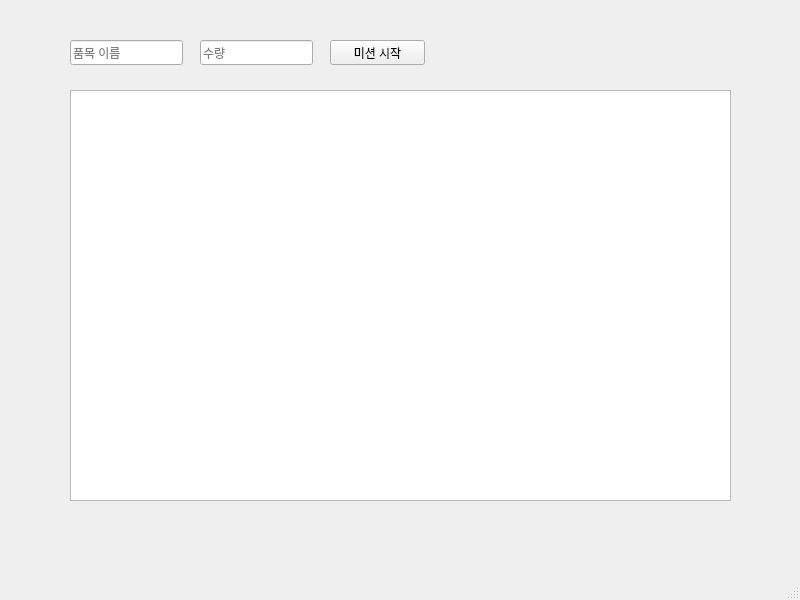
First picture: the form in smart_logistics/ui/main_window.ui, repository iru-han/smart_logistics, before the edit.
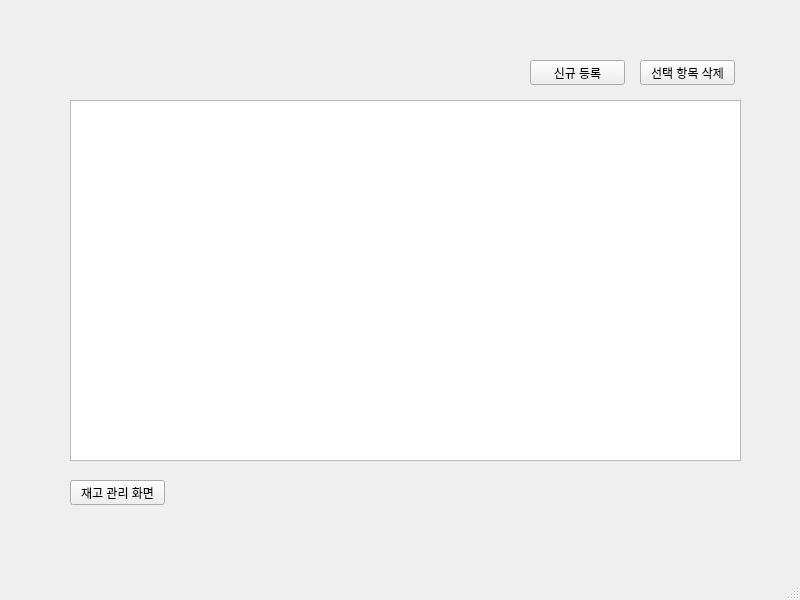
Second picture: the form after the edit. The open tabs and pages were chosen to show the change.

Commit message: feat: 재고 관리 CRUD 기능 구현

```diff
--- a/smart_logistics/ui/main_window.ui
+++ b/smart_logistics/ui/main_window.ui
@@ -14,37 +14,24 @@
    <string>MainWindow</string>
   </property>
   <widget class="QWidget" name="centralwidget">
-   <widget class="QLineEdit" name="edit_name">
+   <widget class="QStackedWidget" name="stackedWidget">
     <property name="geometry">
      <rect>
-      <x>70</x>
-      <y>40</y>
-      <width>113</width>
-      <height>25</height>
+      <x>30</x>
+      <y>20</y>
+      <width>741</width>
+      <height>541</height>
      </rect>
     </property>
-    <property name="placeholderText">
-     <string>품목 이름</string>
+    <property name="currentIndex">
+     <number>0</number>
     </property>
-   </widget>
-   <widget class="QLineEdit" name="edit_qty">
-    <property name="geometry">
-     <rect>
-      <x>200</x>
-      <y>40</y>
-      <width>113</width>
-      <height>25</height>
-     </rect>
-    </property>
-    <property name="placeholderText">
-     <string>수량</string>
-    </property>
-   </widget>
+    <widget class="QWidget" name="page_1">
    <widget class="QPushButton" name="btn_mission">
     <property name="geometry">
      <rect>
-      <x>330</x>
-      <y>40</y>
+        <x>160</x>
+        <y>20</y>
       <width>95</width>
       <height>25</height>
      </rect>
@@ -53,15 +40,94 @@
      <string>미션 시작</string>
     </property>
    </widget>
+     <widget class="QLineEdit" name="edit_name">
+      <property name="geometry">
+       <rect>
+        <x>30</x>
+        <y>20</y>
+        <width>113</width>
+        <height>25</height>
+       </rect>
+      </property>
+      <property name="placeholderText">
+       <string>품목 이름</string>
+      </property>
+     </widget>
    <widget class="QTableWidget" name="table_inventory">
     <property name="geometry">
      <rect>
-      <x>70</x>
-      <y>90</y>
-      <width>661</width>
+        <x>30</x>
+        <y>60</y>
+        <width>631</width>
       <height>411</height>
      </rect>
     </property>
+     </widget>
+     <widget class="QPushButton" name="btn_go_admin">
+      <property name="geometry">
+       <rect>
+        <x>30</x>
+        <y>490</y>
+        <width>95</width>
+        <height>25</height>
+       </rect>
+      </property>
+      <property name="text">
+       <string>관리자 모드</string>
+      </property>
+     </widget>
+    </widget>
+    <widget class="QWidget" name="page_2">
+     <widget class="QPushButton" name="btn_go_main">
+      <property name="geometry">
+       <rect>
+        <x>40</x>
+        <y>460</y>
+        <width>95</width>
+        <height>25</height>
+       </rect>
+      </property>
+      <property name="text">
+       <string>재고 관리 화면</string>
+      </property>
+     </widget>
+     <widget class="QPushButton" name="btn_add">
+      <property name="geometry">
+       <rect>
+        <x>500</x>
+        <y>40</y>
+        <width>95</width>
+        <height>25</height>
+       </rect>
+      </property>
+      <property name="text">
+       <string>신규 등록</string>
+      </property>
+     </widget>
+     <widget class="QPushButton" name="btn_delete">
+      <property name="geometry">
+       <rect>
+        <x>610</x>
+        <y>40</y>
+        <width>95</width>
+        <height>25</height>
+       </rect>
+      </property>
+      <property name="text">
+       <string>선택 항목 삭제</string>
+      </property>
+     </widget>
+     <widget class="QTableWidget" name="table_inventory_admin">
+      <property name="geometry">
+       <rect>
+        <x>40</x>
+        <y>80</y>
+        <width>671</width>
+        <height>361</height>
+       </rect>
+      </property>
+     </widget>
+    </widget>
    </widget>
   </widget>
   <widget class="QMenuBar" name="menubar">
```
Lines whose indentation alone changed are shown as unchanged. The commit also changes 8 other files.
